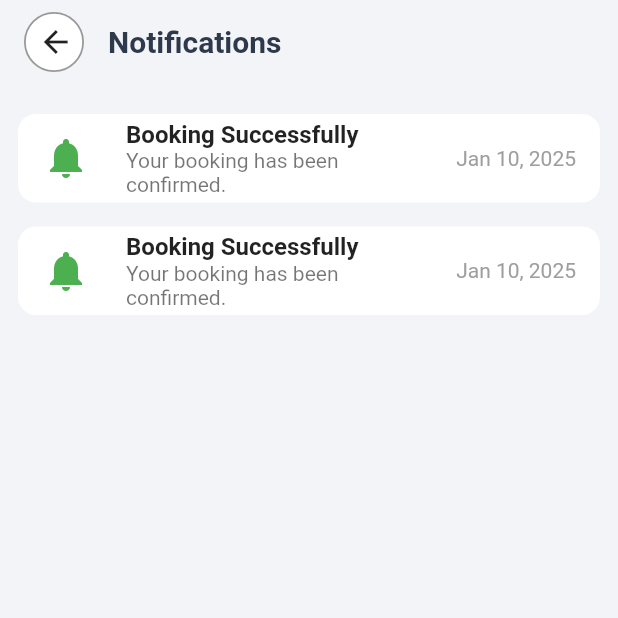
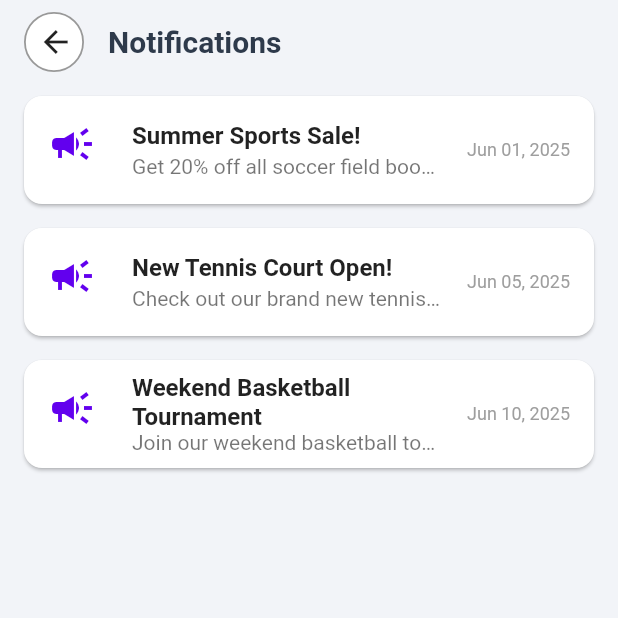
Before and after one commit to NONG-PHLOEUT-GITHUB/sports-venue-booking-app, a Flutter app: the NotificationPage screen opened directly, on a phone screen of 412 x 824 dp, the top half of it. Run offline on Flutter 3.47's test engine with Material 3 defaults, Android fonts, the phone set to English and light mode, and no system bars; our stand-ins replace carousel_slider, dio, firebase_auth, firebase_core, get, get_storage and 3 more; missing offline and left inert: flutter_facebook_auth; accounts and stored records are empty; network calls fail.

Commit message:
clean code

```diff
--- a/frontend/lib/controllers/notification_controller.dart
+++ b/frontend/lib/controllers/notification_controller.dart
@@ -6,6 +6,7 @@ import '../models/notification_model.dart';
 class NotificationController extends GetxController {
   var notifications = <NotificationModel>[].obs;
   var isLoading = true.obs;
+  int get notificationCount => notifications.length;
 
   @override
   void onInit() {
@@ -20,10 +21,10 @@ class NotificationController extends GetxController {
       // Load JSON from assets
       final String response = await rootBundle.loadString('assets/data/notification.json');
       final List<dynamic> data = json.decode(response);
-
       notifications.value = data
           .map((item) => NotificationModel.fromJson(item))
           .toList();
+      notifications.value = data.map((item) => NotificationModel.fromJson(item)).toList();
     } catch (e) {
       print("Error loading notifications: $e");
     } finally {
--- a/frontend/lib/controllers/theme_controller.dart
+++ b/frontend/lib/controllers/theme_controller.dart
@@ -85,8 +85,7 @@ class ThemeController extends GetxController {
       case ThemeMode.light:
         return AppLocalizations.of(context)!.off;
       case ThemeMode.system:
-      default:
-        return AppLocalizations.of(context)!.system;
+      return AppLocalizations.of(context)!.system;
     }
   }
 }
--- a/frontend/lib/l10n/app_en.arb
+++ b/frontend/lib/l10n/app_en.arb
@@ -123,7 +123,7 @@
   "@notifications": {
     "description": "Section or link to refund policy details"
   },
-  "noNotifications": "គ្មានការជូនដំណឹងថ្មី",
+  "noNotifications": "No Notifications",
   "@noNotifications": {
     "description": "Section or link to refund policy details"
   },
--- a/frontend/lib/l10n/app_localizations.dart
+++ b/frontend/lib/l10n/app_localizations.dart
@@ -329,7 +329,7 @@ abstract class AppLocalizations {
   /// Section or link to refund policy details
   ///
   /// In en, this message translates to:
-  /// **'គ្មានការជូនដំណឹងថ្មី'**
+  /// **'No Notifications'**
   String get noNotifications;
 
   /// Label for English language
--- a/frontend/lib/l10n/app_localizations_en.dart
+++ b/frontend/lib/l10n/app_localizations_en.dart
@@ -123,7 +123,7 @@ class AppLocalizationsEn extends AppLocalizations {
   String get notifications => 'ការជូនដំណឹង';
 
   @override
-  String get noNotifications => 'គ្មានការជូនដំណឹងថ្មី';
+  String get noNotifications => 'No Notifications';
 
   @override
   String get english => 'English';
--- a/frontend/lib/models/notification_model.dart
+++ b/frontend/lib/models/notification_model.dart
@@ -22,37 +22,16 @@ class NotificationModel {
 }
 
 class NotificationDetails {
-  final String field;
-  final String time;
-  final String duration;
-  final String price;
-  final String bookingId;
-  final String location;
-  final String contact;
   final String note;
   final String image;
 
   NotificationDetails({
-    required this.field,
-    required this.time,
-    required this.duration,
-    required this.price,
-    required this.bookingId,
-    required this.location,
-    required this.contact,
     required this.note,
     required this.image,
   });
 
   factory NotificationDetails.fromJson(Map<String, dynamic> json) {
     return NotificationDetails(
-      field: json['field'],
-      time: json['time'],
-      duration: json['duration'],
-      price: json['price'],
-      bookingId: json['booking_id'],
-      location: json['location'],
-      contact: json['contact'],
       note: json['note'],
       image: json['image'],
     );
--- a/frontend/lib/screens/account_screen.dart
+++ b/frontend/lib/screens/account_screen.dart
@@ -4,7 +4,6 @@ import 'package:frontend/controllers/profile_controller.dart';
 import 'package:frontend/screens/change_password_screen.dart';
 import 'package:frontend/screens/theme_screen.dart';
 import 'package:get/get.dart';
-import 'package:shared_preferences/shared_preferences.dart';
 import 'package:frontend/screens/edite_account.dart';
 import 'package:frontend/screens/switch_language_screen.dart';
 import 'package:frontend/controllers/theme_controller.dart';
@@ -22,8 +21,7 @@ class ProfilePage extends StatelessWidget {
       case ThemeMode.light:
         return AppLocalizations.of(context)!.off;
       case ThemeMode.system:
-      default:
-        return AppLocalizations.of(context)!.system;
+      return AppLocalizations.of(context)!.system;
     }
   }
 
--- a/frontend/lib/screens/notification_screen.dart
+++ b/frontend/lib/screens/notification_screen.dart
@@ -9,144 +9,110 @@ import 'package:frontend/l10n/app_localizations.dart';
 class NotificationPage extends StatelessWidget {
   const NotificationPage({super.key});
 
+  static const double padding = 16.0;
+  static const double iconSize = 32.0;
+  static Color primaryColor = Get.theme.colorScheme.primary;
+
   @override
   Widget build(BuildContext context) {
     final NotificationController controller = Get.put(NotificationController());
 
-    final appBar = AppBar(
+    return Scaffold(
+      appBar: AppBar(
         title: Text(AppLocalizations.of(context)!.notification),
         leading: const CustomBackButton(),
+      ),
+      body: Obx(() {
+        if (controller.isLoading.value) {
+          return const Center(child: CircularProgressIndicator());
+        }
+
+        if (controller.notifications.isEmpty) {
+          return Center(
+            child: Text(
+              AppLocalizations.of(
+                context,
+              )!.noNotifications, // localized message
+              style: const TextStyle(fontSize: 16, color: Colors.grey),
+            ),
           );
-
-    final loadingWidget = const Center(child: CircularProgressIndicator());
-
-    final emptyWidget =
-        const Center(child: Text("No notifications available."));
-
-    final notificationList = Obx(() {
-      if (controller.isLoading.value) return loadingWidget;
-      if (controller.notifications.isEmpty) return emptyWidget;
+        }
 
         return ListView.builder(
-        padding: const EdgeInsets.all(12),
+          padding: const EdgeInsets.symmetric(horizontal: padding),
           itemCount: controller.notifications.length,
           itemBuilder: (context, index) {
             final notification = controller.notifications[index];
-          return NotificationItem(
-            notification: notification,
-            onTap: () => _showNotificationDetail(notification),
-          );
+            return _buildNotificationItem(notification);
           },
         );
-    });
+      }),
+    );
+  }
 
-    return Scaffold(
-      appBar: appBar,
-      body: notificationList,
+  Widget _buildNotificationItem(NotificationModel notification) {
+    return Card(
+      margin: const EdgeInsets.symmetric(vertical: 8),
+      shape: RoundedRectangleBorder(borderRadius: BorderRadius.circular(12)),
+      elevation: 1,
+      child: ListTile(
+        leading: Icon(Icons.campaign, color: primaryColor, size: 32),
+        title: Text(
+          notification.title,
+          style: const TextStyle(fontWeight: FontWeight.bold),
+        ),
+        subtitle: Text(
+          notification.description,
+          maxLines: 1,
+          overflow: TextOverflow.ellipsis,
+        ),
+        trailing: Text(
+          DateUtilsHelper.formatDate(notification.date),
+          style: const TextStyle(color: Colors.grey, fontSize: 12),
+        ),
+        onTap:
+            () =>
+                _showNotificationDetail(notification), // <-- Tap to show detail
+      ),
     );
   }
 
   void _showNotificationDetail(NotificationModel notification) {
     Get.bottomSheet(
-      NotificationDetailSheet(notification: notification),
-      isScrollControlled: true,
-    );
-  }
-}
-
-class NotificationItem extends StatelessWidget {
-  const NotificationItem({
-    super.key,
-    required this.notification,
-    required this.onTap,
-  });
-
-  final NotificationModel notification;
-  final VoidCallback onTap;
-
-  @override
-  Widget build(BuildContext context) {
-    final leadingIcon = const Icon(
-      Icons.notifications,
-      color: Colors.green,
-      size: 32,
-    );
-
-    final titleText = Text(
-      notification.title,
-      style: const TextStyle(fontWeight: FontWeight.bold),
-      overflow: TextOverflow.ellipsis,
-    );
-
-    final subtitleText = Text(notification.description);
-
-    final trailingDate = Text(
-      DateUtilsHelper.formatDate(notification.date),
-      style: const TextStyle(color: Colors.grey),
-    );
-
-    return Card(
-      margin: const EdgeInsets.symmetric(vertical: 8),
-      shape: RoundedRectangleBorder(borderRadius: BorderRadius.circular(12)),
-      elevation: 0,
-      child: ListTile(
-        leading: leadingIcon,
-        title: titleText,
-        subtitle: subtitleText,
-        trailing: trailingDate,
-        onTap: onTap,
-      ),
-    );
-  }
-}
-class NotificationDetailSheet extends StatelessWidget {
-  const NotificationDetailSheet({super.key, required this.notification});
-
-  final NotificationModel notification;
-
-  @override
-  Widget build(BuildContext context) {
-    final details = notification.details;
-
-    return SafeArea(
+      SingleChildScrollView(
         child: Container(
           padding: const EdgeInsets.symmetric(vertical: 16, horizontal: 20),
-        decoration: BoxDecoration(
+          decoration: const BoxDecoration(
             color: Colors.white,
-          borderRadius: const BorderRadius.vertical(top: Radius.circular(20)),
-          boxShadow: [
-            BoxShadow(
-              color: Colors.black.withOpacity(0.1),
-              spreadRadius: 2,
-              blurRadius: 8,
-              offset: const Offset(0, -2),
-            ),
-          ],
+            borderRadius: BorderRadius.vertical(top: Radius.circular(20)),
           ),
           child: Column(
-          mainAxisSize: MainAxisSize.min,
+            crossAxisAlignment: CrossAxisAlignment.start,
             children: [
-            // Handle Bar
-            Container(
+              Center(
+                child: Container(
                   width: 40,
                   height: 4,
+                  margin: const EdgeInsets.only(bottom: 16),
                   decoration: BoxDecoration(
                     color: Colors.grey[300],
                     borderRadius: BorderRadius.circular(2),
                   ),
                 ),
-            const SizedBox(height: 16),
-
-            // Header row
+              ),
               Row(
                 mainAxisAlignment: MainAxisAlignment.spaceBetween,
                 children: [
-                Text(
+                  Expanded(
+                    // <-- Wrap title in Expanded to prevent overflow
+                    child: Text(
                       notification.title,
-                  style: const TextStyle(
+                      style: TextStyle(
                         fontSize: 20,
                         fontWeight: FontWeight.bold,
-                    color: Colors.green,
+                        color: primaryColor,
+                      ),
+                      overflow: TextOverflow.ellipsis,
                     ),
                   ),
                   IconButton(
@@ -156,45 +122,21 @@ class NotificationDetailSheet extends StatelessWidget {
                 ],
               ),
               const SizedBox(height: 8),
-            const Divider(),
-
-            // Details list
-            _buildDetailRow(Icons.sports_soccer, "Soccer Field", details.field),
-            _buildDetailRow(Icons.calendar_today, "Date", DateUtilsHelper.formatDate(notification.date)),
-            _buildDetailRow(Icons.access_time, "Time", details.time),
-            _buildDetailRow(Icons.timer, "Duration", details.duration),
-            _buildDetailRow(Icons.attach_money, "Price", details.price),
-            _buildDetailRow(Icons.confirmation_number, "Booking ID", details.bookingId),
-            _buildDetailRow(Icons.location_on, "Location", details.location),
-            _buildDetailRow(Icons.phone, "Contact", details.contact),
-            _buildDetailRow(Icons.note, "Note", details.note),
-            const SizedBox(height: 8),
+              Text(
+                notification.description,
+                style: const TextStyle(fontSize: 16, color: Colors.black87),
+              ),
+              const SizedBox(height: 12),
+              Text(
+                "Date: ${DateUtilsHelper.formatDate(notification.date)}",
+                style: const TextStyle(fontSize: 14, color: Colors.grey),
+              ),
+              const SizedBox(height: 18),
             ],
           ),
         ),
-    );
-  }
-
-  Widget _buildDetailRow(IconData icon, String label, String value) {
-    return Padding(
-      padding: const EdgeInsets.symmetric(vertical: 8),
-      child: Row(
-        crossAxisAlignment: CrossAxisAlignment.start,
-        children: [
-          Icon(icon, color: Colors.green, size: 20),
-          const SizedBox(width: 12),
-          Expanded(
-            child: Column(
-              crossAxisAlignment: CrossAxisAlignment.start,
-              children: [
-                Text(label, style: const TextStyle(fontWeight: FontWeight.bold)),
-                const SizedBox(height: 2),
-                Text(value.isEmpty ? "-" : value, style: const TextStyle(color: Colors.black87)),
-              ],
       ),
-          ),
-        ],
-      ),
+      isScrollControlled: true,
     );
   }
 }
--- a/frontend/lib/widgets/custom_back_button.dart
+++ b/frontend/lib/widgets/custom_back_button.dart
@@ -1,5 +1,4 @@
 import 'package:flutter/material.dart';
-import 'package:get/get.dart';
 
 class CustomBackButton extends StatelessWidget {
   final VoidCallback? onPressed;
@@ -8,12 +7,12 @@ class CustomBackButton extends StatelessWidget {
   final double borderWidth;
 
   const CustomBackButton({
-    Key? key,
+    super.key,
     this.onPressed,
     this.backgroundColor,
     this.iconColor,
     this.borderWidth = 1.2,
-  }) : super(key: key);
+  });
 
   @override
   Widget build(BuildContext context) {
```
Also changed, not shown: frontend/assets/data/notification.json (+19 -24 lines), frontend/lib/screens/home_screen.dart (+52 -18 lines). Lines whose indentation alone changed are shown as unchanged.
